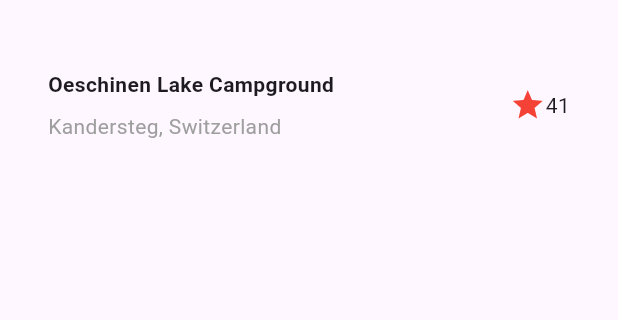
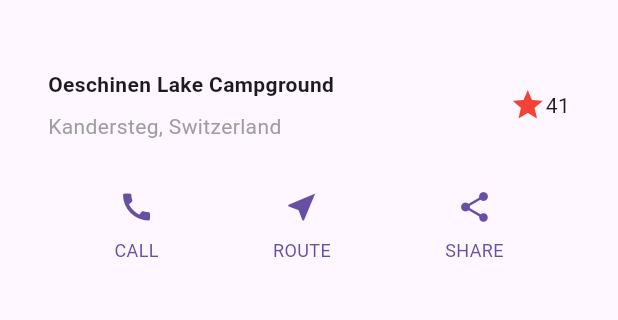
Before and after one commit to chadhorne/job_tracker_app, a Flutter app: the screen it shows after launch, on a phone screen of 412 x 824 dp, the part 63-383 px from its top. Run offline on Flutter 3.47's test engine with Material 3 defaults, Android fonts, the phone set to English and light mode, and no system bars.

Commit message:
button section

```diff
--- a/lib/main.dart
+++ b/lib/main.dart
@@ -7,22 +7,6 @@
 
   @override
   Widget build(BuildContext context) {
-    return MaterialApp(
-      title: 'Flutter layout demo',
-      home: Scaffold(
-        appBar: AppBar(
-          title: const Text('Flutter layout demo'),
-        ),
-        body: Column(
-          children: [
-            titleSection,
-          ],
-        ),
-      ),
-    );
-  }
-}
-
     Widget titleSection = Container(
       padding: const EdgeInsets.all(32),
       child: Row(
@@ -60,3 +44,55 @@
         ],
       ),
     );
+
+    Color color = Theme.of(context).primaryColor;
+
+    Widget buttonSection = Row(
+      mainAxisAlignment: MainAxisAlignment.spaceEvenly,
+      children: [
+        _buildButtonColumn(color, Icons.call, 'CALL'),
+        _buildButtonColumn(color, Icons.near_me, 'ROUTE'),
+        _buildButtonColumn(color, Icons.share, 'SHARE'),
+      ],
+    );
+
+    return MaterialApp(
+      title: 'Flutter layout demo',
+      home: Scaffold(
+        appBar: AppBar(
+          title: const Text('Flutter layout demo'),
+        ),
+        body: Column(
+          children: [
+            titleSection,
+            buttonSection,
+          ],
+        ),
+      ),
+    );
+  }
+
+  Column _buildButtonColumn(Color color, IconData icon, String label) {
+    return Column(
+      mainAxisSize: MainAxisSize.min,
+      mainAxisAlignment: MainAxisAlignment.center,
+      children: [
+        Icon(
+          icon,
+          color: color,
+        ),
+        Container(
+          margin: const EdgeInsets.only(top: 8),
+          child: Text(
+            label,
+            style: TextStyle(
+              fontSize: 12,
+              fontWeight: FontWeight.w400,
+              color: color,
+            ),
+          ),
+        ),
+      ],
+    );
+  }
+}
```
Lines whose indentation alone changed are shown as unchanged.
